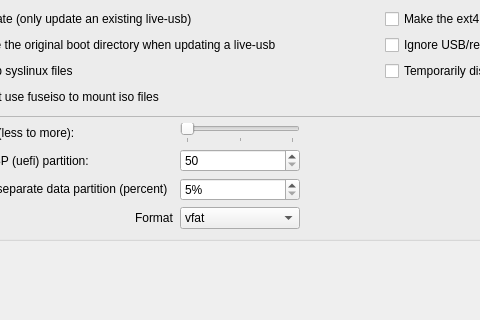
Old version of the form mainwindow.ui in the repository AdrianTM/mx-live-usb-maker; both pictures show x 87 to 567 and y 329 to 649 of the 937 by 789 pixel window.
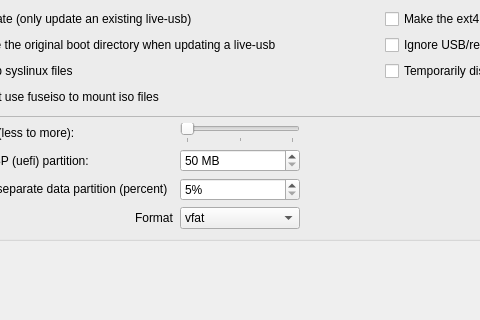
New version of the form. Icons and pictures are not drawn.

Commit message: Clarify ESP size is in MB

What changed in the file:
```diff
--- a/mainwindow.ui
+++ b/mainwindow.ui
@@ -414,6 +414,9 @@
           </item>
           <item row="14" column="1">
            <widget class="QSpinBox" name="spinBoxEsp">
+            <property name="suffix">
+             <string notr="true"> MB</string>
+            </property>
             <property name="minimum">
              <number>50</number>
             </property>
```
Left out of the diff: 50 changed lines with no effect on the pictures.
